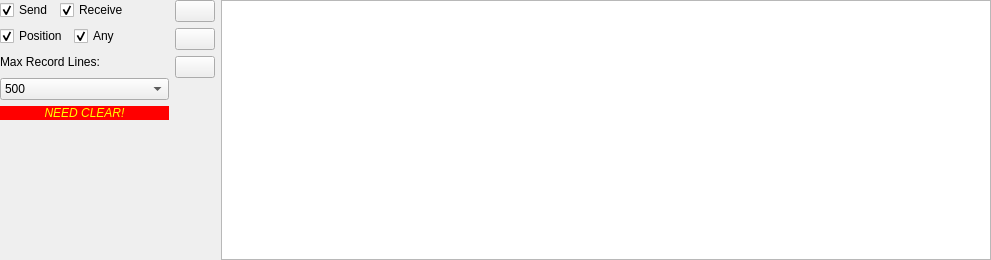
Old version of the form panel/consolepanel.ui in the repository hfansion/RobotCommander.
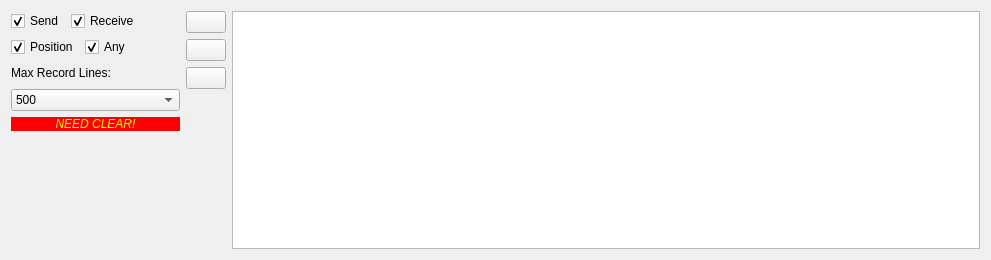
New version of the form. Icons and pictures are not drawn.

```diff
--- a/panel/consolepanel.ui
+++ b/panel/consolepanel.ui
@@ -14,18 +14,6 @@
    <string>Console</string>
   </property>
   <layout class="QHBoxLayout" name="horizontalLayout" stretch="0,0,10">
-   <property name="leftMargin">
-    <number>0</number>
-   </property>
-   <property name="topMargin">
-    <number>0</number>
-   </property>
-   <property name="rightMargin">
-    <number>0</number>
-   </property>
-   <property name="bottomMargin">
-    <number>0</number>
-   </property>
    <item>
     <layout class="QVBoxLayout" name="verticalLayout_2">
      <item>
@@ -253,8 +241,8 @@
        <rect>
         <x>0</x>
         <y>0</y>
-        <width>740</width>
-        <height>256</height>
+        <width>728</width>
+        <height>244</height>
        </rect>
       </property>
       <layout class="QGridLayout" name="gridLayout_3">
```
Left out of the diff: 8 changed lines with no effect on the pictures.
